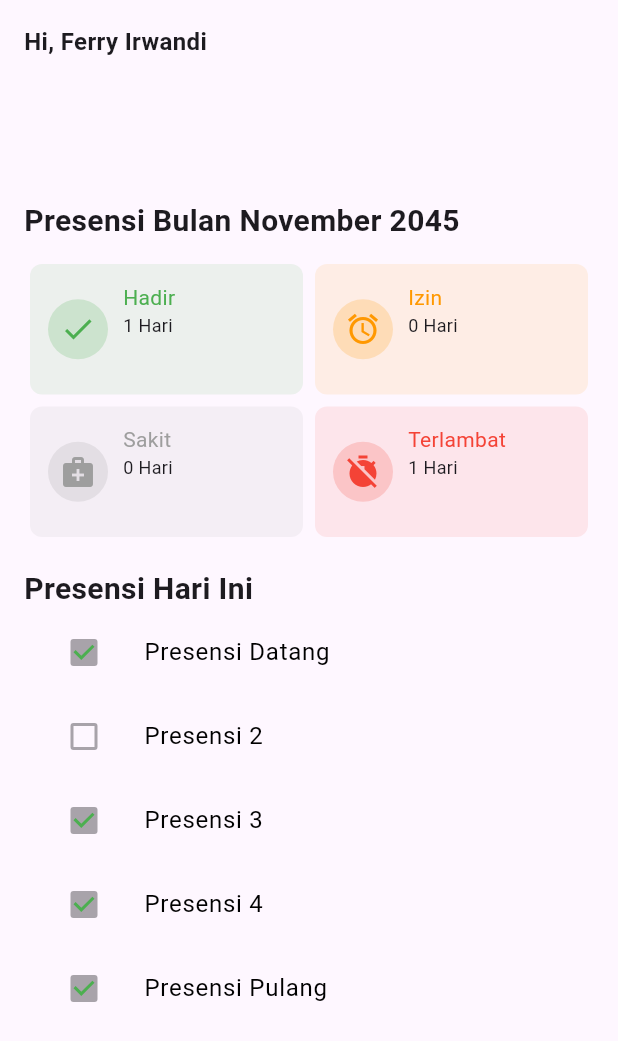
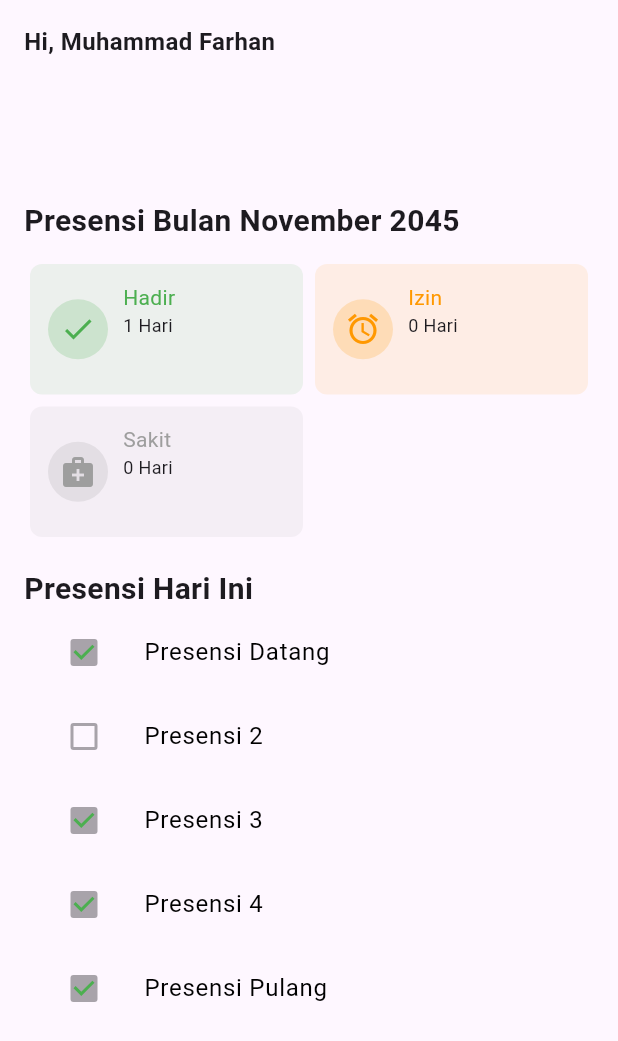
Before and after one commit to Muhammadfarhan14/appabsen, a Flutter app: the HomePage widget shown alone on an empty page, opened directly, on a phone screen of 412 x 824 dp. Shown: the top 1041 px of the screen. Run offline on Flutter 3.47's test engine with Material 3 defaults, Android fonts, the phone set to English and light mode, and no system bars; our stand-ins replace flutter_slidable, geolocator, get, shared_preferences; missing offline and left inert: flutter_barcode_scanner, flutter_osm_plugin, mobile_scanner; accounts and stored records are empty; network calls fail.

```diff
--- a/lib/login.dart
+++ b/lib/login.dart
@@ -83,7 +83,7 @@ class _LoginPageState extends State<LoginPage> {
         final responseData = response.body;
         Log.debug(responseData);
         SharedPreferenceUtils.setString(KEY_TOKEN, responseData);
-        const type = TypeUser.mahasiswa;
+        const type = TypeUser.dosenPembimbing;
 
         if (type == TypeUser.dosenPembimbing) {
           Get.off(() => MainDosenPembimbing());
@@ -129,6 +129,7 @@ class _LoginPageState extends State<LoginPage> {
               Image.asset(
               'assets/logo.png',
             ),
+             SizedBox(height: 10),
               const Text(
                 'PRESENSI PRAKTEK PENGALAMAN LAPANGAN',
                 textAlign: TextAlign.center,
--- a/lib/screens/dosen-pembimbing/home.dart
+++ b/lib/screens/dosen-pembimbing/home.dart
@@ -1,4 +1,8 @@
 import 'package:flutter/material.dart';
+
+void main() {
+  runApp(DosenPage());
+}
 
 class DosenPage extends StatelessWidget {
   const DosenPage({Key? key}) : super(key: key);
--- a/lib/screens/mahasiswa/home.dart
+++ b/lib/screens/mahasiswa/home.dart
@@ -33,7 +33,7 @@ class HomePage extends StatelessWidget {
             crossAxisAlignment: CrossAxisAlignment.start,
             children: [
               Text(
-                "Hi, Ferry Irwandi",
+                "Hi, Muhammad Farhan",
                 style: TextStyle(fontSize: 16, fontWeight: FontWeight.w600),
               ),
               SizedBox(height: 8),
@@ -64,8 +64,8 @@ class HomePage extends StatelessWidget {
                       'Izin', '0 Hari', Colors.orange, Icons.alarm),
                   _buildAbsenceDetailCard(
                       'Sakit', '0 Hari', Colors.grey, Icons.medical_services),
-                  _buildAbsenceDetailCard(
-                      'Terlambat', '1 Hari', Colors.red, Icons.timer_off),
+                  // _buildAbsenceDetailCard(
+                  //     'Terlambat', '1 Hari', Colors.red, Icons.timer_off),
                 ],
               ),
               SizedBox(height: 16),
```
Also changed, not shown: assets/logo.png.
